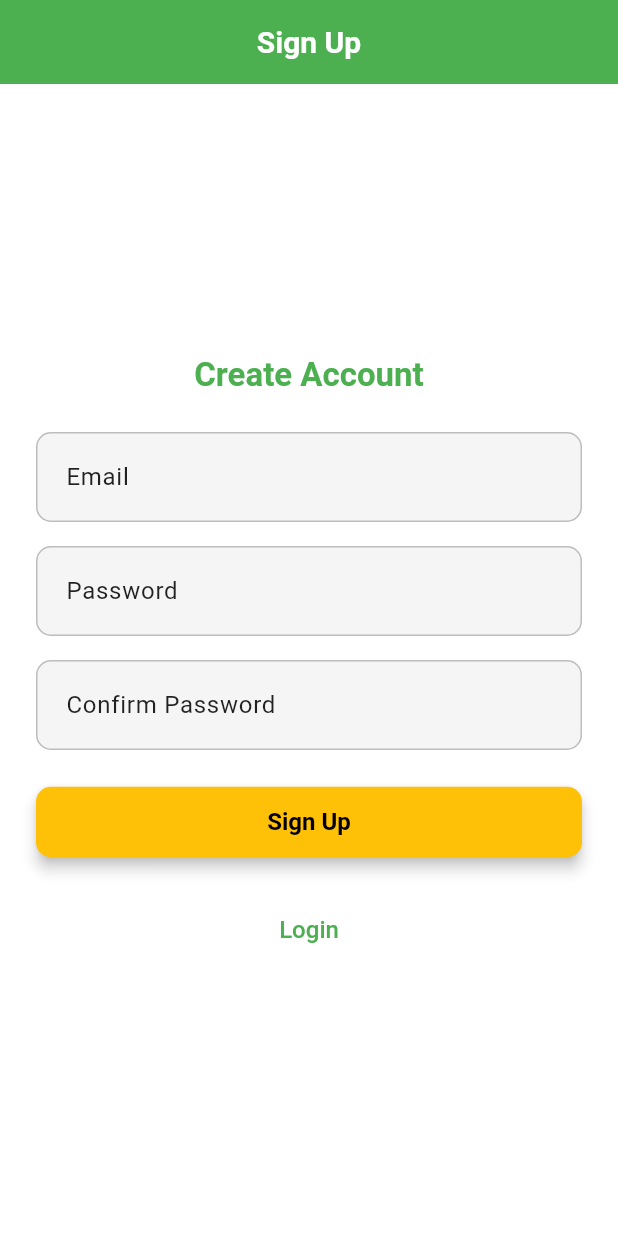
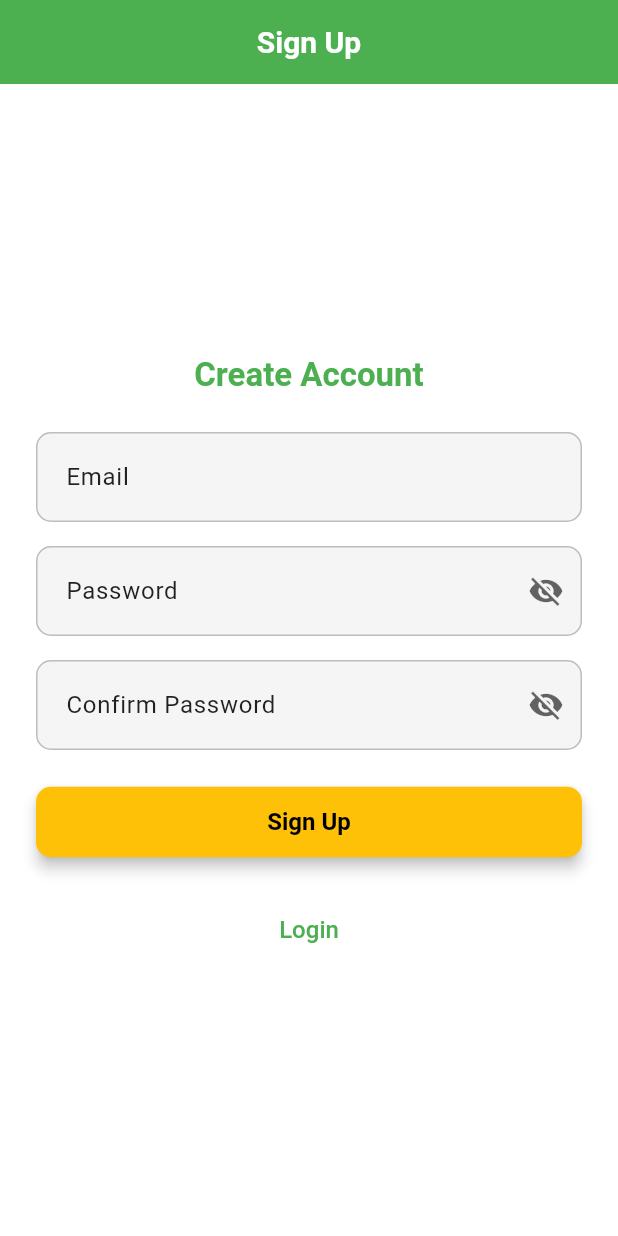
Before and after one commit to mussie-alemayehu/notes-and-to-do, a Flutter app: the screen it shows after launch, after a tap on "Create an Account", on a phone screen of 412 x 824 dp. Run offline on Flutter 3.47's test engine with Material 3 defaults, Android fonts, the phone set to English and light mode, and no system bars; drawn by our look-alikes of flutter_animate; our stand-ins replace cloud_firestore, connectivity_plus, firebase_auth, firebase_core, google_fonts, google_sign_in and 1 more; accounts and stored records are empty; generated files the repository leaves out were written again.

Commit message:
implement password toggle in login and sign up screens

```diff
--- a/lib/screens/auth_screen.dart
+++ b/lib/screens/auth_screen.dart
@@ -69,10 +69,14 @@ class _LoginScreenState extends State<_LoginScreen> {
   final _passwordController = TextEditingController();
   bool isLoading = false;
 
+  // ValueNotifier for password visibility
+  final ValueNotifier<bool> _isPasswordVisible = ValueNotifier<bool>(false);
+
   @override
   void dispose() {
     _emailController.dispose();
     _passwordController.dispose();
+    _isPasswordVisible.dispose();
     super.dispose();
   }
 
@@ -136,10 +140,7 @@ class _LoginScreenState extends State<_LoginScreen> {
                   .titleLarge
                   ?.copyWith(color: Theme.of(context).colorScheme.primary),
             ).animate(effects: const [FadeEffect(), SlideEffect()]),
-
             const SizedBox(height: 24),
-
-            // Standard TextField using theme's InputDecorationTheme
             TextField(
               controller: _emailController,
               decoration: const InputDecoration(labelText: 'Email'),
@@ -148,22 +149,38 @@ class _LoginScreenState extends State<_LoginScreen> {
               FadeEffect(),
               SlideEffect(delay: Duration(milliseconds: 100))
             ]),
-
             const SizedBox(height: 16),
-
-            // Standard TextField using theme's InputDecorationTheme
-            TextField(
+            ValueListenableBuilder<bool>(
+              valueListenable: _isPasswordVisible,
+              builder: (context, isPasswordVisible, child) {
+                return TextField(
                   controller: _passwordController,
-              decoration: const InputDecoration(labelText: 'Password'),
-              obscureText: true,
+                  decoration: InputDecoration(
+                    labelText: 'Password',
+                    suffixIcon: IconButton(
+                      icon: Icon(
+                        isPasswordVisible
+                            ? Icons.visibility
+                            : Icons.visibility_off,
+                        color: Theme.of(context)
+                            .colorScheme
+                            .onSurface
+                            .withValues(alpha: 0.6),
+                      ),
+                      onPressed: () {
+                        _isPasswordVisible.value = !isPasswordVisible;
+                      },
+                    ),
+                  ),
+                  obscureText: !isPasswordVisible,
                   keyboardType: TextInputType.visiblePassword,
                 ).animate(effects: const [
                   FadeEffect(),
                   SlideEffect(delay: Duration(milliseconds: 200))
-            ]),
-
+                ]);
+              },
+            ),
             const SizedBox(height: 24),
-
             isLoading
                 ? const Center(child: CircularProgressIndicator())
                 : ElevatedButton(
@@ -173,9 +190,7 @@ class _LoginScreenState extends State<_LoginScreen> {
                     FadeEffect(),
                     SlideEffect(delay: Duration(milliseconds: 300))
                   ]),
-
             const SizedBox(height: 12),
-
             OutlinedButton(
               onPressed: isLoading ? null : _signInWithGoogle,
               child: const Row(
@@ -190,9 +205,7 @@ class _LoginScreenState extends State<_LoginScreen> {
               FadeEffect(),
               SlideEffect(delay: Duration(milliseconds: 400))
             ]),
-
             const SizedBox(height: 24),
-
             TextButton(
               onPressed: isLoading ? null : widget.switchMethod,
               child: const Text('Create an Account'),
@@ -222,11 +235,18 @@ class _SignUpScreenState extends State<_SignUpScreen> {
   final _confirmPasswordController = TextEditingController();
   bool isLoading = false;
 
+  // ValueNotifiers for password visibility
+  final ValueNotifier<bool> _isPasswordVisible = ValueNotifier<bool>(false);
+  final ValueNotifier<bool> _isConfirmPasswordVisible =
+      ValueNotifier<bool>(false);
+
   @override
   void dispose() {
     _emailController.dispose();
     _passwordController.dispose();
     _confirmPasswordController.dispose();
+    _isPasswordVisible.dispose();
+    _isConfirmPasswordVisible.dispose();
     super.dispose();
   }
 
@@ -288,7 +308,6 @@ class _SignUpScreenState extends State<_SignUpScreen> {
 
             const SizedBox(height: 24),
 
-            // Standard TextField using theme's InputDecorationTheme
             TextField(
               controller: _emailController,
               decoration: const InputDecoration(labelText: 'Email'),
@@ -300,29 +319,70 @@ class _SignUpScreenState extends State<_SignUpScreen> {
 
             const SizedBox(height: 16),
 
-            // Standard TextField using theme's InputDecorationTheme
-            TextField(
+            // Password TextField with visibility toggle
+            ValueListenableBuilder<bool>(
+              valueListenable: _isPasswordVisible,
+              builder: (context, isPasswordVisible, child) {
+                return TextField(
                   controller: _passwordController,
-              obscureText: true,
-              decoration: const InputDecoration(labelText: 'Password'),
+                  decoration: InputDecoration(
+                    labelText: 'Password',
+                    suffixIcon: IconButton(
+                        icon: Icon(
+                          isPasswordVisible
+                              ? Icons.visibility
+                              : Icons.visibility_off,
+                          color: Theme.of(context)
+                              .colorScheme
+                              .onSurface
+                              .withValues(alpha: 0.6),
+                        ),
+                        onPressed: () {
+                          _isPasswordVisible.value = !isPasswordVisible;
+                        }),
+                  ),
+                  obscureText: !isPasswordVisible,
                   keyboardType: TextInputType.visiblePassword,
                 ).animate(effects: const [
                   FadeEffect(),
                   SlideEffect(delay: Duration(milliseconds: 200))
-            ]),
-
+                ]);
+              },
+            ),
             const SizedBox(height: 16),
 
-            // Standard TextField using theme's InputDecorationTheme
-            TextField(
+            // Confirm Password TextField with visibility toggle
+            ValueListenableBuilder<bool>(
+              valueListenable: _isConfirmPasswordVisible,
+              builder: (context, isConfirmPasswordVisible, child) {
+                return TextField(
                   controller: _confirmPasswordController,
-              obscureText: true,
-              decoration: const InputDecoration(labelText: 'Confirm Password'),
+                  decoration: InputDecoration(
+                    labelText: 'Confirm Password',
+                    suffixIcon: IconButton(
+                      icon: Icon(
+                        isConfirmPasswordVisible
+                            ? Icons.visibility
+                            : Icons.visibility_off,
+                        color: Theme.of(context)
+                            .colorScheme
+                            .onSurface
+                            .withValues(alpha: 0.6),
+                      ),
+                      onPressed: () {
+                        _isConfirmPasswordVisible.value =
+                            !isConfirmPasswordVisible;
+                      },
+                    ),
+                  ),
+                  obscureText: !isConfirmPasswordVisible,
                   keyboardType: TextInputType.visiblePassword,
                 ).animate(effects: const [
                   FadeEffect(),
                   SlideEffect(delay: Duration(milliseconds: 300))
-            ]),
+                ]);
+              },
+            ),
 
             const SizedBox(height: 24),
 
```
Lines whose indentation alone changed are shown as unchanged.
